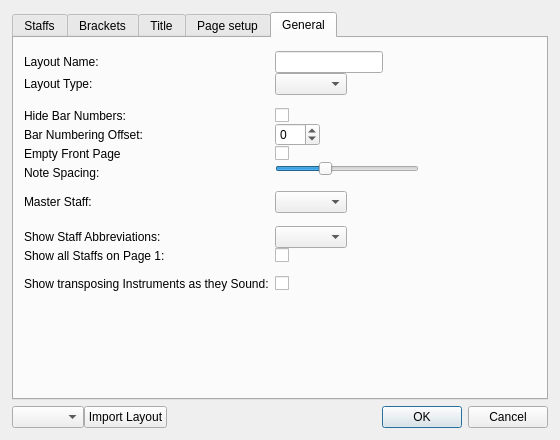
vemod-/ObjectComposerXML, file clayoutwizard.ui: the form before one commit.
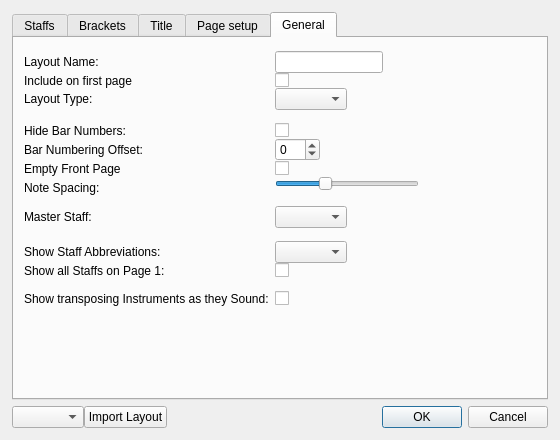
The form after the commit. The open tabs and pages were chosen to show the change. Icons and pictures are not drawn. Custom widgets are drawn as their Qt base class.

What changed in the file:
```diff
--- a/clayoutwizard.ui
+++ b/clayoutwizard.ui
@@ -637,17 +637,17 @@
         <item row="1" column="1">
          <widget class="QLineEdit" name="Name"/>
         </item>
-        <item row="2" column="0">
+        <item row="3" column="0">
          <widget class="QLabel" name="label_2">
           <property name="text">
            <string>Layout Type:</string>
           </property>
          </widget>
         </item>
-        <item row="2" column="1">
+        <item row="3" column="1">
          <widget class="QComboBox" name="Type"/>
         </item>
-        <item row="3" column="1">
+        <item row="4" column="1">
          <spacer name="verticalSpacer_4">
           <property name="orientation">
            <enum>Qt::Orientation::Vertical</enum>
@@ -663,42 +663,42 @@
           </property>
          </spacer>
         </item>
-        <item row="4" column="0">
+        <item row="5" column="0">
          <widget class="QLabel" name="label_14">
           <property name="text">
            <string>Hide Bar Numbers:</string>
           </property>
          </widget>
         </item>
-        <item row="4" column="1">
+        <item row="5" column="1">
          <widget class="QCheckBox" name="HideBarNumbers">
           <property name="text">
            <string/>
           </property>
          </widget>
         </item>
-        <item row="5" column="0">
+        <item row="6" column="0">
          <widget class="QLabel" name="label_11">
           <property name="text">
            <string>Bar Numbering Offset:</string>
           </property>
          </widget>
         </item>
-        <item row="5" column="1">
+        <item row="6" column="1">
          <widget class="QSpinBox" name="BarNumberOffset">
           <property name="minimum">
            <number>-99</number>
           </property>
          </widget>
         </item>
-        <item row="7" column="0">
+        <item row="8" column="0">
          <widget class="QLabel" name="label_10">
           <property name="text">
            <string>Note Spacing:</string>
           </property>
          </widget>
         </item>
-        <item row="7" column="1">
+        <item row="8" column="1">
          <layout class="QVBoxLayout" name="verticalLayout_4">
           <property name="spacing">
            <number>0</number>
@@ -745,17 +745,17 @@
           </item>
          </layout>
         </item>
-        <item row="8" column="0">
+        <item row="9" column="0">
          <widget class="QLabel" name="label_12">
           <property name="text">
            <string>Master Staff:</string>
           </property>
          </widget>
         </item>
-        <item row="8" column="1">
-         <widget class="QComboBox" name="MasterStaff"/>
-        </item>
         <item row="9" column="1">
+         <widget class="QComboBox" name="MasterStaff"/>
+        </item>
+        <item row="10" column="1">
          <spacer name="verticalSpacer_5">
           <property name="orientation">
            <enum>Qt::Orientation::Vertical</enum>
@@ -771,31 +771,31 @@
           </property>
          </spacer>
         </item>
-        <item row="10" column="0">
+        <item row="11" column="0">
          <widget class="QLabel" name="label_4">
           <property name="text">
            <string>Show Staff Abbreviations:</string>
           </property>
          </widget>
         </item>
-        <item row="10" column="1">
+        <item row="11" column="1">
          <widget class="QComboBox" name="ShowNames"/>
         </item>
-        <item row="11" column="0">
+        <item row="12" column="0">
          <widget class="QLabel" name="label_5">
           <property name="text">
            <string>Show all Staffs on Page 1:</string>
           </property>
          </widget>
         </item>
-        <item row="11" column="1">
-         <widget class="QCheckBox" name="ShowAllStaffs">
-          <property name="text">
-           <string/>
-          </property>
-         </widget>
-        </item>
         <item row="12" column="1">
+         <widget class="QCheckBox" name="ShowAllStaffs">
+          <property name="text">
+           <string/>
+          </property>
+         </widget>
+        </item>
+        <item row="13" column="1">
          <spacer name="verticalSpacer_6">
           <property name="orientation">
            <enum>Qt::Orientation::Vertical</enum>
@@ -811,21 +811,21 @@
           </property>
          </spacer>
         </item>
-        <item row="13" column="0">
+        <item row="14" column="0">
          <widget class="QLabel" name="label_3">
           <property name="text">
            <string>Show transposing Instruments as they Sound:</string>
           </property>
          </widget>
         </item>
-        <item row="13" column="1">
-         <widget class="QCheckBox" name="ShowAsSound">
-          <property name="text">
-           <string/>
-          </property>
-         </widget>
-        </item>
         <item row="14" column="1">
+         <widget class="QCheckBox" name="ShowAsSound">
+          <property name="text">
+           <string/>
+          </property>
+         </widget>
+        </item>
+        <item row="15" column="1">
          <spacer name="verticalSpacer_7">
           <property name="orientation">
            <enum>Qt::Orientation::Vertical</enum>
@@ -841,16 +841,30 @@
           </property>
          </spacer>
         </item>
-        <item row="6" column="0">
+        <item row="7" column="0">
          <widget class="QLabel" name="emptyFrontPageLabel">
           <property name="text">
            <string>Empty Front Page</string>
           </property>
          </widget>
         </item>
-        <item row="6" column="1">
+        <item row="7" column="1">
          <widget class="QCheckBox" name="frontPage"/>
         </item>
+        <item row="2" column="0">
+         <widget class="QLabel" name="label_6">
+          <property name="text">
+           <string>Include on first page</string>
+          </property>
+         </widget>
+        </item>
+        <item row="2" column="1">
+         <widget class="QCheckBox" name="ShowLayoutName">
+          <property name="text">
+           <string/>
+          </property>
+         </widget>
+        </item>
        </layout>
       </widget>
      </widget>
```
Left out of the diff: 2 changed lines with no effect on the pictures.
